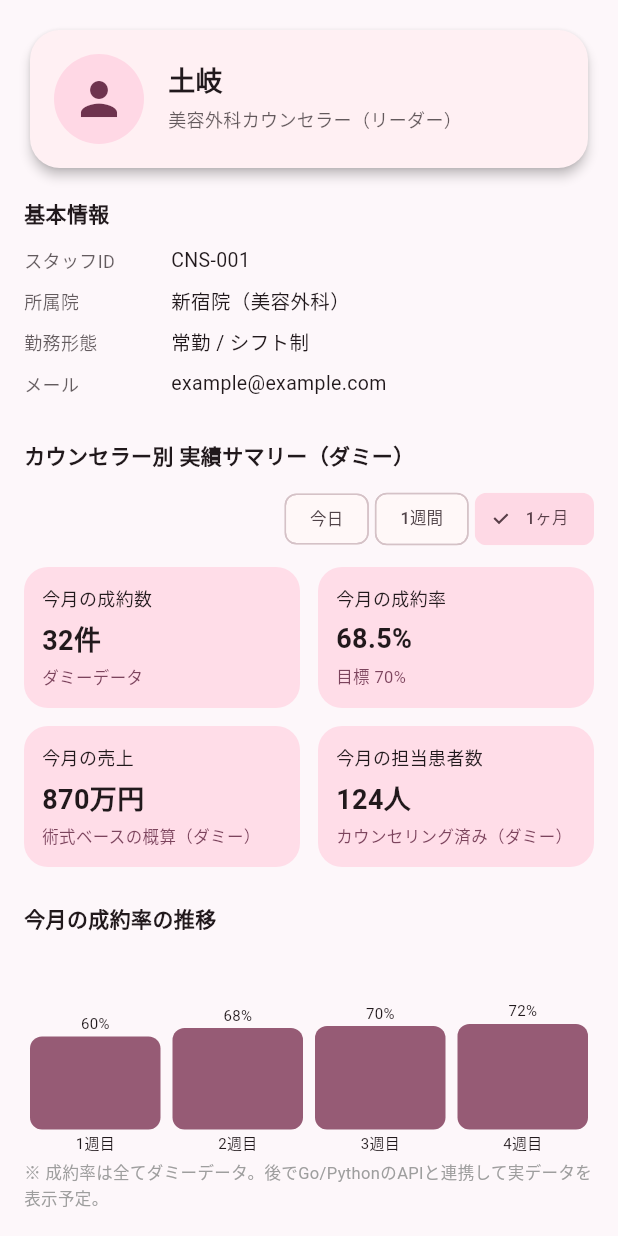
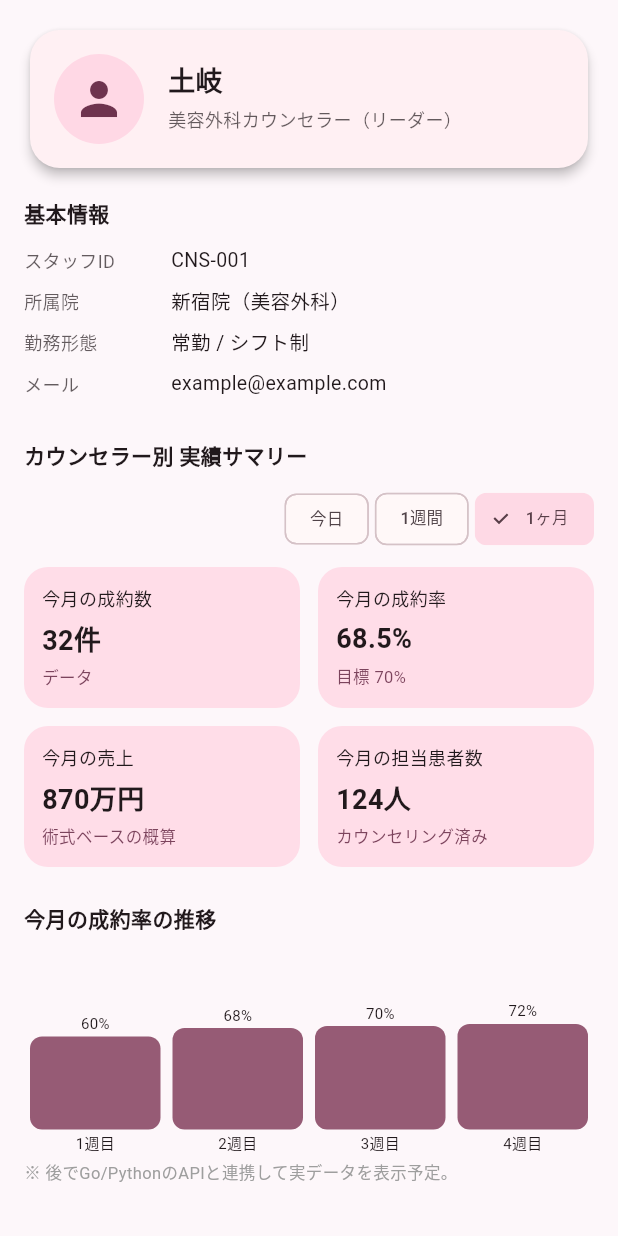
Before and after one commit to yokoyama1130/BeautyUI, a Flutter app: the CounselorProfilePage widget shown alone on an empty page, opened directly, on a phone screen of 412 x 824 dp. Run offline on Flutter 3.47's test engine with Material 3 defaults, Android fonts, the phone set to English and light mode, and no system bars.

Commit message:
今のダミーデータのとこを元にテーブルを作っていかないとだめだから把握する必要あり

```diff
--- a/lib/screens/profile/counselor_profile_page.dart
+++ b/lib/screens/profile/counselor_profile_page.dart
@@ -46,7 +46,8 @@ class _CounselorProfilePageState extends State<CounselorProfilePage> {
         // 今日
         conversions = [0.72]; // 72%
         xLabels = ['本日'];
-        chartTitle = '今日の成約率（ダミー）';
+        // ダミー
+        chartTitle = '今日の成約率';
 
         countLabel = '今日の成約数';
         countValue = '5件';
@@ -65,7 +66,8 @@ class _CounselorProfilePageState extends State<CounselorProfilePage> {
         // 直近1週間
         conversions = [0.62, 0.7, 0.68, 0.75, 0.65, 0.7, 0.66];
         xLabels = ['月', '火', '水', '木', '金', '土', '日'];
-        chartTitle = '直近1週間の成約率の推移（ダミー）';
+        // ダミー
+        chartTitle = '直近1週間の成約率の推移';
 
         countLabel = '今週の成約数';
         countValue = '18件';
@@ -187,7 +189,8 @@ class _CounselorProfilePageState extends State<CounselorProfilePage> {
             crossAxisAlignment: CrossAxisAlignment.start,
             children: [
               Text(
-                'カウンセラー別 実績サマリー（ダミー）',
+                // ダミー
+                'カウンセラー別 実績サマリー',
                 style: TextStyle(
                   fontSize: 14,
                   fontWeight: FontWeight.bold,
@@ -216,7 +219,8 @@ class _CounselorProfilePageState extends State<CounselorProfilePage> {
                 child: _MiniKpiCard(
                   label: countLabel,
                   value: countValue,
-                  sub: 'ダミーデータ',
+                  // ダミー
+                  sub: 'データ',
                 ),
               ),
               const SizedBox(width: 12),
@@ -236,7 +240,8 @@ class _CounselorProfilePageState extends State<CounselorProfilePage> {
                 child: _MiniKpiCard(
                   label: salesLabel,
                   value: salesValue,
-                  sub: '術式ベースの概算（ダミー）',
+                  // ダミー
+                  sub: '術式ベースの概算',
                 ),
               ),
               const SizedBox(width: 12),
@@ -244,7 +249,8 @@ class _CounselorProfilePageState extends State<CounselorProfilePage> {
                 child: _MiniKpiCard(
                   label: patientLabel,
                   value: patientValue,
-                  sub: 'カウンセリング済み（ダミー）',
+                  // ダミー
+                  sub: 'カウンセリング済み',
                 ),
               ),
             ],
@@ -274,7 +280,8 @@ class _CounselorProfilePageState extends State<CounselorProfilePage> {
           SwitchListTile(
             title: const Text('このカウンセラーに紐づくデータだけダッシュボードに表示'),
             subtitle: const Text(
-              'オンにするとホーム画面の成約率・売上などを「自分担当分」に絞って表示（※今は見た目だけのダミー）。',
+              // ダミー
+              'オンにするとホーム画面の成約率・売上などを「自分担当分」に絞って表示',
               style: TextStyle(fontSize: 11),
             ),
             value: _filterDashboardByThisCounselor,
@@ -304,7 +311,8 @@ class _CounselorProfilePageState extends State<CounselorProfilePage> {
           ListTile(
             contentPadding: EdgeInsets.zero,
             leading: const Icon(Icons.lock_person_outlined),
-            title: const Text('パスワード・ログイン情報（ダミー）'),
+            // ダミー
+            title: const Text('パスワード・ログイン情報'),
             subtitle: const Text(
               '本番運用時はここからパスワード変更や2段階認証を設定。',
               style: TextStyle(fontSize: 11),
@@ -318,7 +326,8 @@ class _CounselorProfilePageState extends State<CounselorProfilePage> {
             contentPadding: EdgeInsets.zero,
             leading: Icon(Icons.logout, color: scheme.error),
             title: Text(
-              'ログアウト（ダミー）',
+              // ダミー
+              'ログアウト',
               style: TextStyle(color: scheme.error),
             ),
             onTap: () {
@@ -525,7 +534,7 @@ class _CounselorTrendChart extends StatelessWidget {
         ),
         const SizedBox(height: 4),
         const Text(
-          '※ 成約率は全てダミーデータ。後でGo/PythonのAPIと連携して実データを表示予定。',
+          '※ 後でGo/PythonのAPIと連携して実データを表示予定。',
           style: TextStyle(fontSize: 11, color: Colors.grey),
         ),
       ],
```
